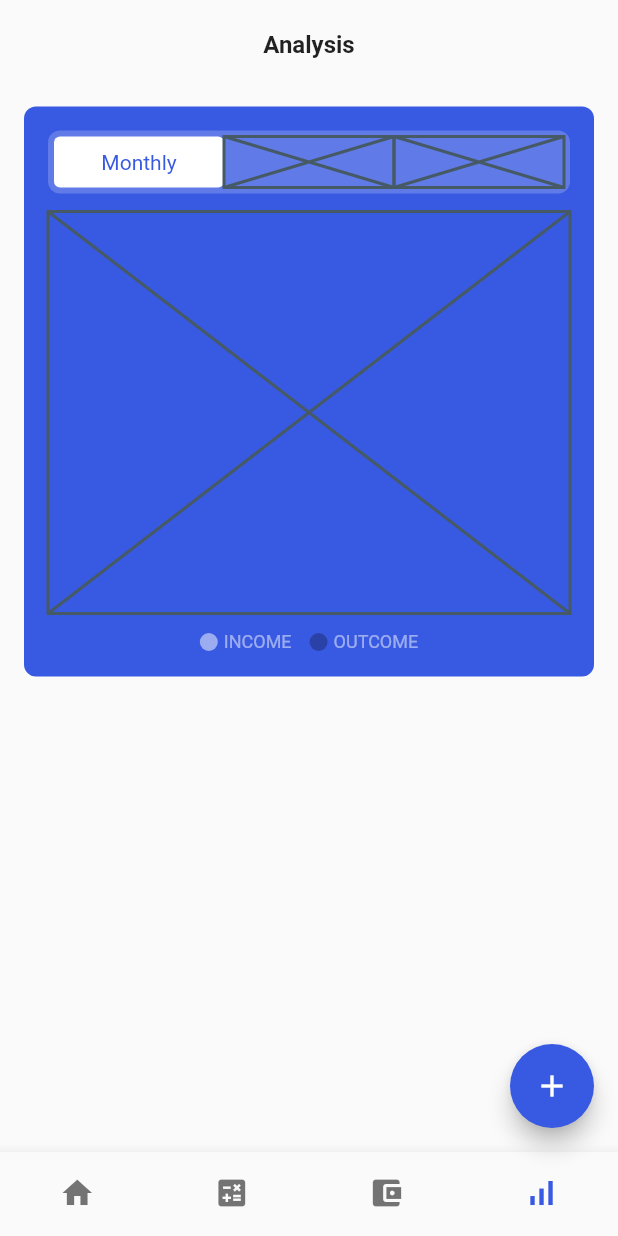
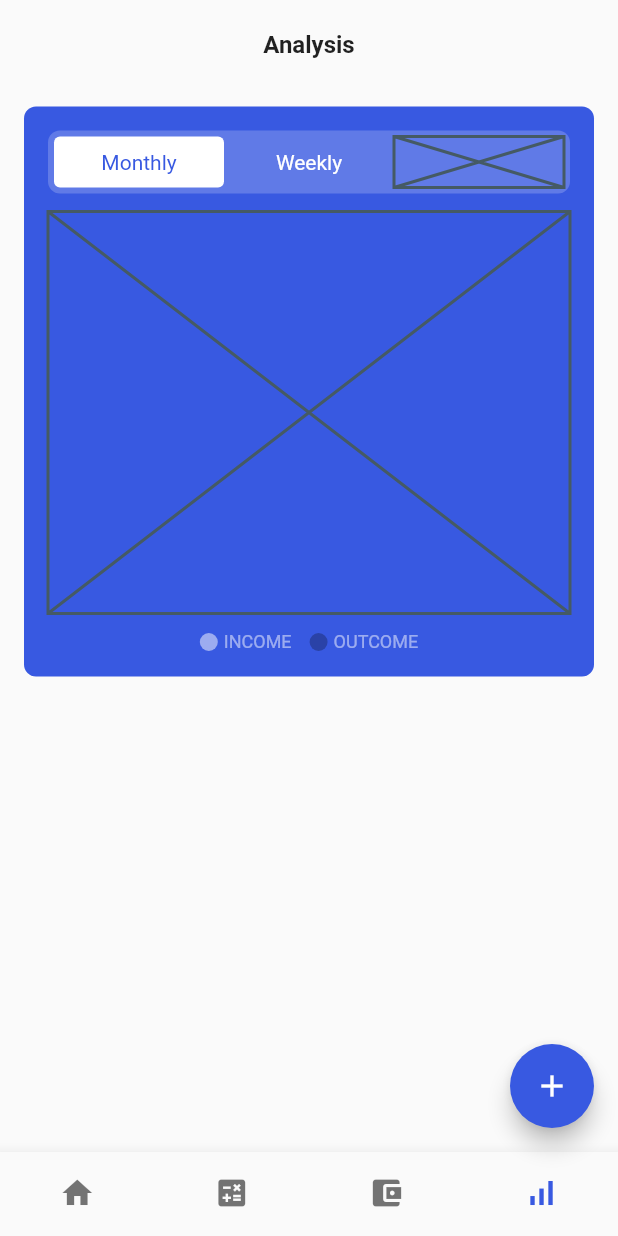
Before and after one commit to JAICHANGPARK/flutter_notebook_17th_story, a Flutter app: the screen it shows after launch, item 4 of the bottom bar chosen, on a phone screen of 412 x 824 dp. Run offline on Flutter 3.47's test engine with Material 2 defaults, Android fonts, the phone set to English and light mode, and no system bars; our stand-ins replace cached_network_image, flutter_riverpod, ionicons, percent_indicator; network calls fail.

Commit message:
Update finance_chart_component.dart

```diff
--- a/lib/ep1004_finance_app/src/ui/finance_chart_component.dart
+++ b/lib/ep1004_finance_app/src/ui/finance_chart_component.dart
@@ -87,7 +87,33 @@ class _FinanceChartComponentState extends State<FinanceChartComponent> {
                                       ),
                                     ),
                             )),
-                            const Expanded(child: Placeholder()),
+                            Expanded(
+                                child: GestureDetector(
+                                  onTap: () {
+                                    ref.read(chartTabProvider.notifier).state = ChartDay.weekly;
+                                  },
+                                  child: tabIndex == ChartDay.weekly
+                                      ? Container(
+                                    decoration: BoxDecoration(
+                                      color: Colors.white,
+                                      borderRadius: BorderRadius.circular(4),
+                                    ),
+                                    child: Center(
+                                      child: Text(
+                                        "Weekly",
+                                        style: TextStyle(
+                                          color: financeMainColor,
+                                        ),
+                                      ),
+                                    ),
+                                  )
+                                      : const Center(
+                                    child: Text(
+                                      "Weekly",
+                                      style: TextStyle(color: Colors.white),
+                                    ),
+                                  ),
+                                )),
                             const Expanded(child: Placeholder()),
                           ],
                         );
```
